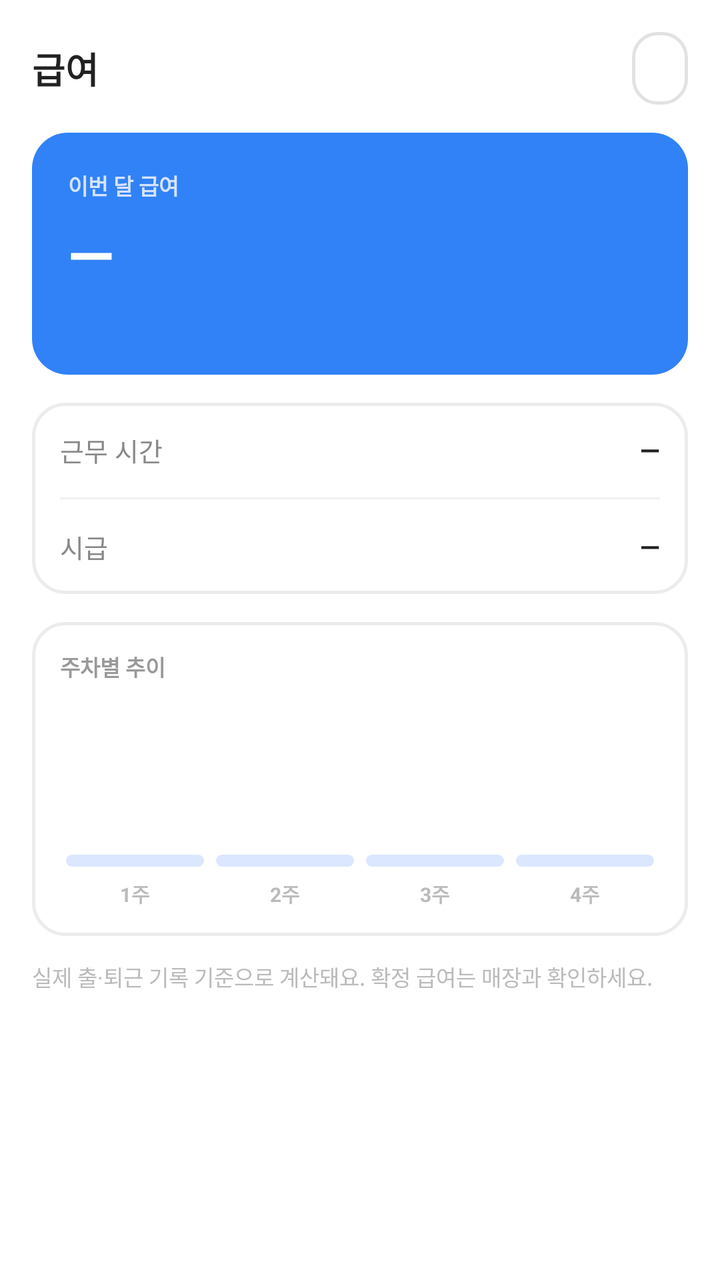
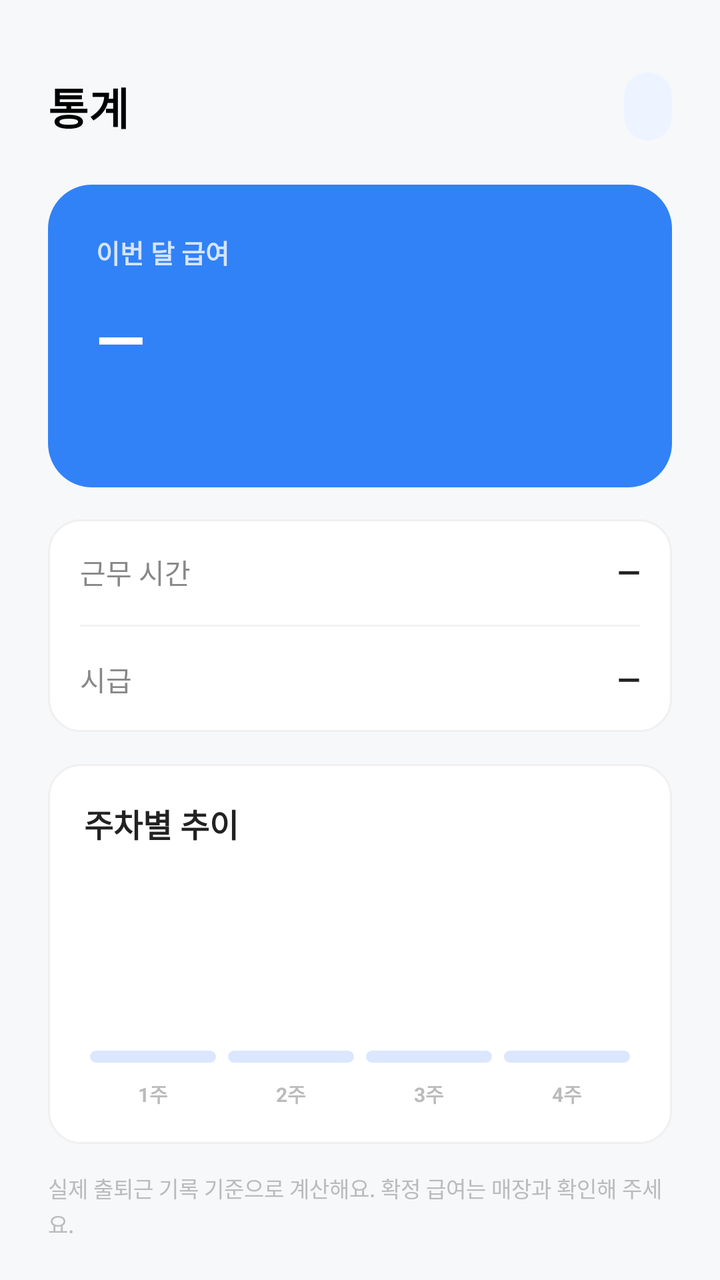

An Android layout rendered at two revisions. The XML below is the earlier revision; the diff shows what the commit changed to produce the second picture.
<!-- AndroidManifest.xml: application theme Theme.PTManagerEmployee -->
<!-- res/layout/fragment_stats.xml -->
<?xml version="1.0" encoding="utf-8"?>
<androidx.core.widget.NestedScrollView xmlns:android="http://schemas.android.com/apk/res/android"
    android:layout_width="match_parent"
    android:layout_height="match_parent"
    android:background="@color/white"
    android:fillViewport="true">

    <LinearLayout
        android:layout_width="match_parent"
        android:layout_height="wrap_content"
        android:orientation="vertical"
        android:paddingHorizontal="16dp"
        android:paddingTop="16dp"
        android:paddingBottom="24dp">

        
        <LinearLayout
            android:layout_width="match_parent"
            android:layout_height="wrap_content"
            android:orientation="horizontal"
            android:gravity="center_vertical">

            <TextView
                android:layout_width="0dp"
                android:layout_height="wrap_content"
                android:layout_weight="1"
                android:text="급여"
                android:textColor="@color/text_primary"
                android:textSize="18sp"
                android:textStyle="bold" />

            <TextView
                android:id="@+id/tv_month_selector"
                android:layout_width="wrap_content"
                android:layout_height="wrap_content"
                android:background="@drawable/bg_input"
                android:text=""
                android:textColor="@color/brand_blue"
                android:textSize="15sp"
                android:textStyle="bold"
                android:paddingHorizontal="14dp"
                android:paddingVertical="8dp"
                android:foreground="?attr/selectableItemBackground" />
        </LinearLayout>

        
        <LinearLayout
            android:layout_width="match_parent"
            android:layout_height="wrap_content"
            android:layout_marginTop="14dp"
            android:orientation="vertical"
            android:background="@drawable/bg_today_card"
            android:padding="18dp">

            <TextView
                android:id="@+id/tv_pay_label"
                android:layout_width="wrap_content"
                android:layout_height="wrap_content"
                android:text="이번 달 급여"
                android:textColor="@color/brand_blue_border"
                android:textSize="11sp"
                android:textStyle="bold" />

            <TextView
                android:id="@+id/tv_pay_amount"
                android:layout_width="wrap_content"
                android:layout_height="wrap_content"
                android:layout_marginTop="6dp"
                android:text="—"
                android:textColor="@color/white"
                android:textSize="30sp"
                android:textStyle="bold" />

            <TextView
                android:id="@+id/tv_pay_sub"
                android:layout_width="match_parent"
                android:layout_height="wrap_content"
                android:layout_marginTop="6dp"
                android:text=""
                android:textColor="@color/brand_blue_border"
                android:textSize="12sp" />
        </LinearLayout>

        
        <LinearLayout
            android:layout_width="match_parent"
            android:layout_height="wrap_content"
            android:layout_marginTop="14dp"
            android:orientation="vertical"
            android:background="@drawable/bg_card"
            android:paddingHorizontal="14dp">

            <LinearLayout
                android:layout_width="match_parent"
                android:layout_height="wrap_content"
                android:orientation="horizontal"
                android:gravity="center_vertical"
                android:paddingVertical="14dp">

                <TextView
                    android:layout_width="0dp"
                    android:layout_height="wrap_content"
                    android:layout_weight="1"
                    android:text="근무 시간"
                    android:textColor="@color/text_secondary"
                    android:textSize="13sp" />

                <TextView
                    android:id="@+id/tv_worked_hours"
                    android:layout_width="wrap_content"
                    android:layout_height="wrap_content"
                    android:text="—"
                    android:textColor="@color/text_primary"
                    android:textSize="13sp"
                    android:textStyle="bold" />
            </LinearLayout>

            <View
                android:layout_width="match_parent"
                android:layout_height="1dp"
                android:background="@color/divider" />

            <LinearLayout
                android:layout_width="match_parent"
                android:layout_height="wrap_content"
                android:orientation="horizontal"
                android:gravity="center_vertical"
                android:paddingVertical="14dp">

                <TextView
                    android:layout_width="0dp"
                    android:layout_height="wrap_content"
                    android:layout_weight="1"
                    android:text="시급"
                    android:textColor="@color/text_secondary"
                    android:textSize="13sp" />

                <TextView
                    android:id="@+id/tv_hourly_wage"
                    android:layout_width="wrap_content"
                    android:layout_height="wrap_content"
                    android:text="—"
                    android:textColor="@color/text_primary"
                    android:textSize="13sp"
                    android:textStyle="bold" />
            </LinearLayout>
        </LinearLayout>

        
        <LinearLayout
            android:layout_width="match_parent"
            android:layout_height="wrap_content"
            android:layout_marginTop="14dp"
            android:orientation="vertical"
            android:background="@drawable/bg_card"
            android:padding="14dp">

            <TextView
                android:layout_width="wrap_content"
                android:layout_height="wrap_content"
                android:text="주차별 추이"
                android:textColor="@color/text_tertiary"
                android:textSize="11sp"
                android:textStyle="bold" />

            <LinearLayout
                android:layout_width="match_parent"
                android:layout_height="80dp"
                android:layout_marginTop="12dp"
                android:orientation="horizontal"
                android:gravity="bottom"
                android:baselineAligned="false">

                <View android:id="@+id/bar_w1" style="@style/Bar" android:layout_height="6dp" />
                <View android:id="@+id/bar_w2" style="@style/Bar" android:layout_height="6dp" />
                <View android:id="@+id/bar_w3" style="@style/Bar" android:layout_height="6dp" />
                <View android:id="@+id/bar_w4" style="@style/Bar" android:layout_height="6dp" />
            </LinearLayout>

            <LinearLayout
                android:layout_width="match_parent"
                android:layout_height="wrap_content"
                android:layout_marginTop="6dp"
                android:orientation="horizontal"
                android:baselineAligned="false">

                <TextView android:id="@+id/tv_w1" style="@style/ChartDay" android:text="1주" />
                <TextView android:id="@+id/tv_w2" style="@style/ChartDay" android:text="2주" />
                <TextView android:id="@+id/tv_w3" style="@style/ChartDay" android:text="3주" />
                <TextView android:id="@+id/tv_w4" style="@style/ChartDay" android:text="4주" />
            </LinearLayout>
        </LinearLayout>

        <TextView
            android:layout_width="match_parent"
            android:layout_height="wrap_content"
            android:layout_marginTop="12dp"
            android:text="실제 출·퇴근 기록 기준으로 계산돼요. 확정 급여는 매장과 확인하세요."
            android:textColor="@color/text_hint"
            android:textSize="11sp"
            android:lineSpacingExtra="2dp" />
    </LinearLayout>
</androidx.core.widget.NestedScrollView>
<!-- resources referenced by this layout -->
<resources>
  <color name="brand_blue">#3182F6</color>
  <color name="brand_blue_border">#D6E4FF</color>
  <color name="divider">#F1F1F1</color>
  <color name="text_hint">#BBBBBB</color>
  <color name="text_primary">#222222</color>
  <color name="text_secondary">#888888</color>
  <color name="text_tertiary">#999999</color>
  <color name="white">#FFFFFFFF</color>
  <!-- drawable bg_card (drawable) -->
  <?xml version="1.0" encoding="utf-8"?>
  <shape xmlns:android="http://schemas.android.com/apk/res/android" android:shape="rectangle">
      <solid android:color="@color/white" />
      <corners android:radius="16dp" />
      <stroke android:width="1.5dp" android:color="@color/border" />
  </shape>
  <!-- drawable bg_input (drawable) -->
  <?xml version="1.0" encoding="utf-8"?>
  <shape xmlns:android="http://schemas.android.com/apk/res/android" android:shape="rectangle">
      <solid android:color="@color/white" />
      <corners android:radius="12dp" />
      <stroke android:width="1.5dp" android:color="@color/input_border" />
  </shape>
  <!-- drawable bg_today_card (drawable) -->
  <?xml version="1.0" encoding="utf-8"?>
  <shape xmlns:android="http://schemas.android.com/apk/res/android" android:shape="rectangle">
      <solid android:color="@color/brand_blue" />
      <corners android:radius="18dp" />
  </shape>
  <style name="Bar">
          <item name="android:layout_width">0dp</item>
          <item name="android:layout_weight">1</item>
          <item name="android:layout_marginHorizontal">3dp</item>
          <item name="android:background">@drawable/bg_bar</item>
      </style>
  <style name="ChartDay">
          <item name="android:layout_width">0dp</item>
          <item name="android:layout_height">wrap_content</item>
          <item name="android:layout_weight">1</item>
          <item name="android:gravity">center</item>
          <item name="android:textColor">@color/text_hint</item>
          <item name="android:textSize">10sp</item>
          <item name="android:textStyle">bold</item>
      </style>
  <style name="Theme.PTManagerEmployee" parent="Base.Theme.PTManagerEmployee" />
  <color name="border">#ECECEC</color>
  <color name="input_border">#E2E2E2</color>
  <!-- drawable bg_bar (drawable) -->
  <?xml version="1.0" encoding="utf-8"?>
  <shape xmlns:android="http://schemas.android.com/apk/res/android" android:shape="rectangle">
      <solid android:color="@color/brand_blue_chip" />
      <corners android:radius="3dp" />
  </shape>
  <style name="Base.Theme.PTManagerEmployee" parent="Theme.Material3.Light.NoActionBar">
          <item name="colorPrimary">@color/brand_blue</item>
          <item name="colorOnPrimary">@color/white</item>
          
          <item name="colorSecondaryContainer">@color/brand_blue_chip</item>
          <item name="colorOnSecondaryContainer">@color/brand_blue</item>
          <item name="colorSurface">@color/white</item>
          <item name="colorOnSurface">@color/text_primary</item>
          <item name="android:colorBackground">@color/white</item>
          <item name="android:statusBarColor">@color/white</item>
          <item name="android:navigationBarColor">@color/white</item>
          <item name="android:windowLightStatusBar">true</item>
          <item name="android:windowLightNavigationBar" tools:targetApi="o_mr1">true</item>
      </style>
  <color name="brand_blue_chip">#DBE7FF</color>
</resources>

<!-- the commit's change to res/layout/fragment_stats.xml (unified diff, before → after) -->
@@ -1,56 +1,58 @@
 <?xml version="1.0" encoding="utf-8"?>
 <androidx.core.widget.NestedScrollView xmlns:android="http://schemas.android.com/apk/res/android"
+    xmlns:tools="http://schemas.android.com/tools"
     android:layout_width="match_parent"
     android:layout_height="match_parent"
-    android:background="@color/white"
-    android:fillViewport="true">
+    android:background="@color/surface_gray"
+    android:fillViewport="true"
+    tools:ignore="HardcodedText">
 
     <LinearLayout
         android:layout_width="match_parent"
         android:layout_height="wrap_content"
         android:orientation="vertical"
-        android:paddingHorizontal="16dp"
-        android:paddingTop="16dp"
-        android:paddingBottom="24dp">
-
-        
-        <LinearLayout
-            android:layout_width="match_parent"
-            android:layout_height="wrap_content"
-            android:orientation="horizontal"
-            android:gravity="center_vertical">
+        android:paddingHorizontal="24dp"
+        android:paddingTop="36dp"
+        android:paddingBottom="28dp">
+
+        <LinearLayout
+            android:layout_width="match_parent"
+            android:layout_height="wrap_content"
+            android:gravity="center_vertical"
+            android:orientation="horizontal">
 
             <TextView
                 android:layout_width="0dp"
                 android:layout_height="wrap_content"
                 android:layout_weight="1"
-                android:text="급여"
-                android:textColor="@color/text_primary"
-                android:textSize="18sp"
+                android:text="통계"
+                android:textColor="@color/black"
+                android:textSize="22sp"
                 android:textStyle="bold" />
 
             <TextView
                 android:id="@+id/tv_month_selector"
                 android:layout_width="wrap_content"
                 android:layout_height="wrap_content"
-                android:background="@drawable/bg_input"
+                android:background="@drawable/bg_schedule_month_pill"
+                android:foreground="?attr/selectableItemBackground"
+                android:paddingHorizontal="12dp"
+                android:paddingVertical="7dp"
                 android:text=""
                 android:textColor="@color/brand_blue"
                 android:textSize="15sp"
-                android:textStyle="bold"
-                android:paddingHorizontal="14dp"
-                android:paddingVertical="8dp"
-                android:foreground="?attr/selectableItemBackground" />
-        </LinearLayout>
-
-        
-        <LinearLayout
-            android:layout_width="match_parent"
-            android:layout_height="wrap_content"
-            android:layout_marginTop="14dp"
+                android:textStyle="bold" />
+        </LinearLayout>
+
+        <LinearLayout
+            android:layout_width="match_parent"
+            android:layout_height="wrap_content"
+            android:layout_marginTop="22dp"
+            android:background="@drawable/bg_home_today_card"
             android:orientation="vertical"
-            android:background="@drawable/bg_today_card"
-            android:padding="18dp">
+            android:paddingHorizontal="24dp"
+            android:paddingTop="24dp"
+            android:paddingBottom="24dp">
 
             <TextView
                 android:id="@+id/tv_pay_label"
@@ -58,44 +60,43 @@
                 android:layout_height="wrap_content"
                 android:text="이번 달 급여"
                 android:textColor="@color/brand_blue_border"
-                android:textSize="11sp"
+                android:textSize="13sp"
                 android:textStyle="bold" />
 
             <TextView
                 android:id="@+id/tv_pay_amount"
                 android:layout_width="wrap_content"
                 android:layout_height="wrap_content"
-                android:layout_marginTop="6dp"
+                android:layout_marginTop="12dp"
                 android:text="—"
                 android:textColor="@color/white"
-                android:textSize="30sp"
+                android:textSize="32sp"
                 android:textStyle="bold" />
 
             <TextView
                 android:id="@+id/tv_pay_sub"
                 android:layout_width="match_parent"
                 android:layout_height="wrap_content"
-                android:layout_marginTop="6dp"
+                android:layout_marginTop="10dp"
                 android:text=""
                 android:textColor="@color/brand_blue_border"
-                android:textSize="12sp" />
-        </LinearLayout>
-
-        
-        <LinearLayout
-            android:layout_width="match_parent"
-            android:layout_height="wrap_content"
-            android:layout_marginTop="14dp"
+                android:textSize="14sp" />
+        </LinearLayout>
+
+        <LinearLayout
+            android:layout_width="match_parent"
+            android:layout_height="wrap_content"
+            android:layout_marginTop="16dp"
+            android:background="@drawable/bg_home_news_card"
             android:orientation="vertical"
-            android:background="@drawable/bg_card"
-            android:paddingHorizontal="14dp">
-
-            <LinearLayout
-                android:layout_width="match_parent"
-                android:layout_height="wrap_content"
+            android:paddingHorizontal="16dp">
+
+            <LinearLayout
+                android:layout_width="match_parent"
+                android:layout_height="wrap_content"
+                android:gravity="center_vertical"
                 android:orientation="horizontal"
-                android:gravity="center_vertical"
-                android:paddingVertical="14dp">
+                android:paddingVertical="16dp">
 
                 <TextView
                     android:layout_width="0dp"
@@ -103,7 +104,7 @@
                     android:layout_weight="1"
                     android:text="근무 시간"
                     android:textColor="@color/text_secondary"
-                    android:textSize="13sp" />
+                    android:textSize="14sp" />
 
                 <TextView
                     android:id="@+id/tv_worked_hours"
@@ -111,7 +112,7 @@
                     android:layout_height="wrap_content"
                     android:text="—"
                     android:textColor="@color/text_primary"
-                    android:textSize="13sp"
+                    android:textSize="15sp"
                     android:textStyle="bold" />
             </LinearLayout>
 
@@ -123,9 +124,9 @@
             <LinearLayout
                 android:layout_width="match_parent"
                 android:layout_height="wrap_content"
+                android:gravity="center_vertical"
                 android:orientation="horizontal"
-                android:gravity="center_vertical"
-                android:paddingVertical="14dp">
+                android:paddingVertical="16dp">
 
                 <TextView
                     android:layout_width="0dp"
@@ -133,7 +134,7 @@
                     android:layout_weight="1"
                     android:text="시급"
                     android:textColor="@color/text_secondary"
-                    android:textSize="13sp" />
+                    android:textSize="14sp" />
 
                 <TextView
                     android:id="@+id/tv_hourly_wage"
@@ -141,35 +142,34 @@
                     android:layout_height="wrap_content"
                     android:text="—"
                     android:textColor="@color/text_primary"
-                    android:textSize="13sp"
+                    android:textSize="15sp"
                     android:textStyle="bold" />
             </LinearLayout>
         </LinearLayout>
 
-        
-        <LinearLayout
-            android:layout_width="match_parent"
-            android:layout_height="wrap_content"
-            android:layout_marginTop="14dp"
+        <LinearLayout
+            android:layout_width="match_parent"
+            android:layout_height="wrap_content"
+            android:layout_marginTop="16dp"
+            android:background="@drawable/bg_home_news_card"
             android:orientation="vertical"
-            android:background="@drawable/bg_card"
-            android:padding="14dp">
+            android:padding="18dp">
 
             <TextView
                 android:layout_width="wrap_content"
                 android:layout_height="wrap_content"
                 android:text="주차별 추이"
-                android:textColor="@color/text_tertiary"
-                android:textSize="11sp"
-                android:textStyle="bold" />
-
-            <LinearLayout
-                android:layout_width="match_parent"
-                android:layout_height="80dp"
-                android:layout_marginTop="12dp"
-                android:orientation="horizontal"
+                android:textColor="@color/text_primary"
+                android:textSize="16sp"
+                android:textStyle="bold" />
+
+            <LinearLayout
+                android:layout_width="match_parent"
+                android:layout_height="92dp"
+                android:layout_marginTop="16dp"
+                android:baselineAligned="false"
                 android:gravity="bottom"
-                android:baselineAligned="false">
+                android:orientation="horizontal">
 
                 <View android:id="@+id/bar_w1" style="@style/Bar" android:layout_height="6dp" />
                 <View android:id="@+id/bar_w2" style="@style/Bar" android:layout_height="6dp" />
@@ -180,9 +180,9 @@
             <LinearLayout
                 android:layout_width="match_parent"
                 android:layout_height="wrap_content"
-                android:layout_marginTop="6dp"
-                android:orientation="horizontal"
-                android:baselineAligned="false">
+                android:layout_marginTop="8dp"
+                android:baselineAligned="false"
+                android:orientation="horizontal">
 
                 <TextView android:id="@+id/tv_w1" style="@style/ChartDay" android:text="1주" />
                 <TextView android:id="@+id/tv_w2" style="@style/ChartDay" android:text="2주" />
@@ -194,10 +194,10 @@
         <TextView
             android:layout_width="match_parent"
             android:layout_height="wrap_content"
-            android:layout_marginTop="12dp"
-            android:text="실제 출·퇴근 기록 기준으로 계산돼요. 확정 급여는 매장과 확인하세요."
+            android:layout_marginTop="14dp"
+            android:lineSpacingExtra="2dp"
+            android:text="실제 출퇴근 기록 기준으로 계산해요. 확정 급여는 매장과 확인해 주세요."
             android:textColor="@color/text_hint"
-            android:textSize="11sp"
-            android:lineSpacingExtra="2dp" />
+            android:textSize="11sp" />
     </LinearLayout>
 </androidx.core.widget.NestedScrollView>
<!-- resource entries referenced after the edit -->
@@ -1,32 +1,32 @@
 <!-- resources referenced by this layout -->
 <resources>
+  <color name="black">#FF000000</color>
   <color name="brand_blue">#3182F6</color>
   <color name="brand_blue_border">#D6E4FF</color>
   <color name="divider">#F1F1F1</color>
+  <color name="surface_gray">#F7F8FA</color>
   <color name="text_hint">#BBBBBB</color>
   <color name="text_primary">#222222</color>
   <color name="text_secondary">#888888</color>
-  <color name="text_tertiary">#999999</color>
   <color name="white">#FFFFFFFF</color>
-  <!-- drawable bg_card (drawable) -->
+  <!-- drawable bg_home_news_card (drawable) -->
   <?xml version="1.0" encoding="utf-8"?>
   <shape xmlns:android="http://schemas.android.com/apk/res/android" android:shape="rectangle">
       <solid android:color="@color/white" />
       <corners android:radius="16dp" />
-      <stroke android:width="1.5dp" android:color="@color/border" />
+      <stroke android:width="1dp" android:color="@color/border_light" />
   </shape>
-  <!-- drawable bg_input (drawable) -->
-  <?xml version="1.0" encoding="utf-8"?>
-  <shape xmlns:android="http://schemas.android.com/apk/res/android" android:shape="rectangle">
-      <solid android:color="@color/white" />
-      <corners android:radius="12dp" />
-      <stroke android:width="1.5dp" android:color="@color/input_border" />
-  </shape>
-  <!-- drawable bg_today_card (drawable) -->
+  <!-- drawable bg_home_today_card (drawable) -->
   <?xml version="1.0" encoding="utf-8"?>
   <shape xmlns:android="http://schemas.android.com/apk/res/android" android:shape="rectangle">
       <solid android:color="@color/brand_blue" />
-      <corners android:radius="18dp" />
+      <corners android:radius="22dp" />
+  </shape>
+  <!-- drawable bg_schedule_month_pill (drawable) -->
+  <?xml version="1.0" encoding="utf-8"?>
+  <shape xmlns:android="http://schemas.android.com/apk/res/android" android:shape="rectangle">
+      <solid android:color="@color/brand_blue_light" />
+      <corners android:radius="999dp" />
   </shape>
   <style name="Bar">
           <item name="android:layout_width">0dp</item>
@@ -44,8 +44,8 @@
           <item name="android:textStyle">bold</item>
       </style>
   <style name="Theme.PTManagerEmployee" parent="Base.Theme.PTManagerEmployee" />
-  <color name="border">#ECECEC</color>
-  <color name="input_border">#E2E2E2</color>
+  <color name="border_light">#F0F0F0</color>
+  <color name="brand_blue_light">#EEF4FF</color>
   <!-- drawable bg_bar (drawable) -->
   <?xml version="1.0" encoding="utf-8"?>
   <shape xmlns:android="http://schemas.android.com/apk/res/android" android:shape="rectangle">
